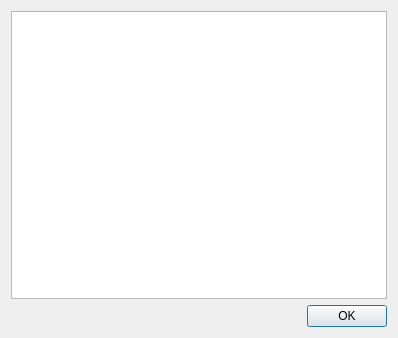
Before: the Qt Designer form src/aboutdialog.ui in ricardoquesada/vchar64, drawn with Qt 5.
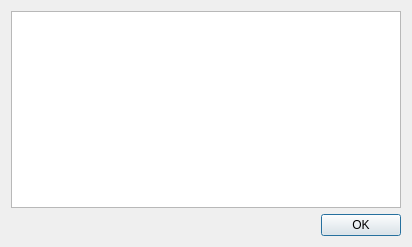
After: the same form once the commit is applied.

Patch:
```diff
--- a/src/aboutdialog.ui
+++ b/src/aboutdialog.ui
@@ -6,8 +6,8 @@
    <rect>
     <x>0</x>
     <y>0</y>
-    <width>398</width>
-    <height>338</height>
+    <width>412</width>
+    <height>247</height>
    </rect>
   </property>
   <property name="sizePolicy">
```
Left out of the diff: 4 changed lines with no effect on the pictures.
